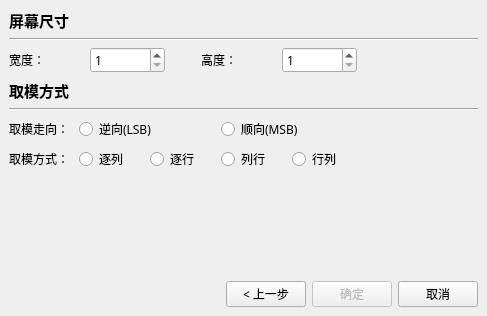
This is gui/dialognewproject.ui in luckyPtr/BitmapStudio as Qt 5 draws it before an edit. The edited form follows.
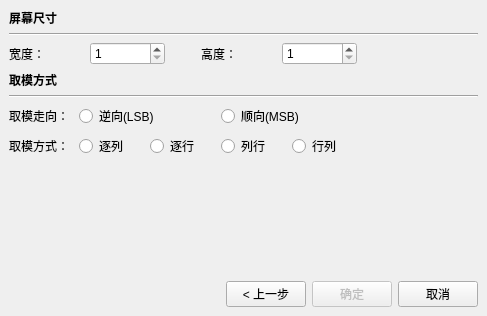
This is the edited form. The open tabs and pages were chosen to show the change. Custom widgets are drawn as their Qt base class.

What changed in the file:
```diff
--- a/gui/dialognewproject.ui
+++ b/gui/dialognewproject.ui
@@ -10,11 +10,6 @@
     <height>316</height>
    </rect>
   </property>
-  <property name="font">
-   <font>
-    <family>Microsoft YaHei</family>
-   </font>
-  </property>
   <property name="windowTitle">
    <string>新建项目</string>
   </property>
@@ -33,11 +28,6 @@
    </property>
    <item row="0" column="0">
     <widget class="QStackedWidget" name="stackedWidget">
-     <property name="font">
-      <font>
-       <family>Microsoft YaHei</family>
-      </font>
-     </property>
      <property name="currentIndex">
       <number>0</number>
      </property>
@@ -212,8 +202,6 @@
         <widget class="QLabel" name="label_7">
          <property name="font">
           <font>
-           <family>Microsoft YaHei</family>
-           <pointsize>11</pointsize>
            <bold>true</bold>
           </font>
          </property>
@@ -233,8 +221,6 @@
         <widget class="QLabel" name="label_4">
          <property name="font">
           <font>
-           <family>Microsoft YaHei</family>
-           <pointsize>11</pointsize>
            <bold>true</bold>
           </font>
          </property>
@@ -262,11 +248,6 @@
                <height>16777215</height>
               </size>
              </property>
-             <property name="font">
-              <font>
-               <family>Microsoft YaHei</family>
-              </font>
-             </property>
              <property name="text">
               <string>取模走向：</string>
              </property>
@@ -274,11 +255,6 @@
            </item>
            <item>
             <widget class="QRadioButton" name="radioButton_LSB">
-             <property name="font">
-              <font>
-               <family>Microsoft YaHei</family>
-              </font>
-             </property>
              <property name="text">
               <string>逆向(LSB)</string>
              </property>
@@ -286,11 +262,6 @@
            </item>
            <item>
             <widget class="QRadioButton" name="radioButton_MSB">
-             <property name="font">
-              <font>
-               <family>Microsoft YaHei</family>
-              </font>
-             </property>
              <property name="text">
               <string>顺向(MSB)</string>
              </property>
@@ -308,11 +279,6 @@
                <height>16777215</height>
               </size>
              </property>
-             <property name="font">
-              <font>
-               <family>Microsoft YaHei</family>
-              </font>
-             </property>
              <property name="text">
               <string>取模方式：</string>
              </property>
@@ -320,11 +286,6 @@
            </item>
            <item>
             <widget class="QRadioButton" name="radioButton_ZL">
-             <property name="font">
-              <font>
-               <family>Microsoft YaHei</family>
-              </font>
-             </property>
              <property name="text">
               <string>逐列</string>
              </property>
@@ -332,11 +293,6 @@
            </item>
            <item>
             <widget class="QRadioButton" name="radioButton_ZH">
-             <property name="font">
-              <font>
-               <family>Microsoft YaHei</family>
-              </font>
-             </property>
              <property name="text">
               <string>逐行</string>
              </property>
@@ -344,11 +300,6 @@
            </item>
            <item>
             <widget class="QRadioButton" name="radioButton_LH">
-             <property name="font">
-              <font>
-               <family>Microsoft YaHei</family>
-              </font>
-             </property>
              <property name="text">
               <string>列行</string>
              </property>
@@ -356,11 +307,6 @@
            </item>
            <item>
             <widget class="QRadioButton" name="radioButton_HL">
-             <property name="font">
-              <font>
-               <family>Microsoft YaHei</family>
-              </font>
-             </property>
              <property name="text">
               <string>行列</string>
              </property>
@@ -438,11 +384,6 @@
          </item>
          <item>
           <widget class="QUnitSpinBox" name="spinBoxwidth">
-           <property name="font">
-            <font>
-             <family>Microsoft YaHei</family>
-            </font>
-           </property>
            <property name="minimum">
             <number>1</number>
            </property>
@@ -488,11 +429,6 @@
          </item>
          <item>
           <widget class="QUnitSpinBox" name="spinBoxHeight">
-           <property name="font">
-            <font>
-             <family>Microsoft YaHei</family>
-            </font>
-           </property>
            <property name="minimum">
             <number>1</number>
            </property>
@@ -520,11 +456,6 @@
          </item>
          <item>
           <widget class="QPushButton" name="btnLastStep">
-           <property name="font">
-            <font>
-             <family>Microsoft YaHei</family>
-            </font>
-           </property>
            <property name="text">
             <string>&lt; 上一步</string>
            </property>
```
Left out of the diff: 47 changed lines with no effect on the pictures.
